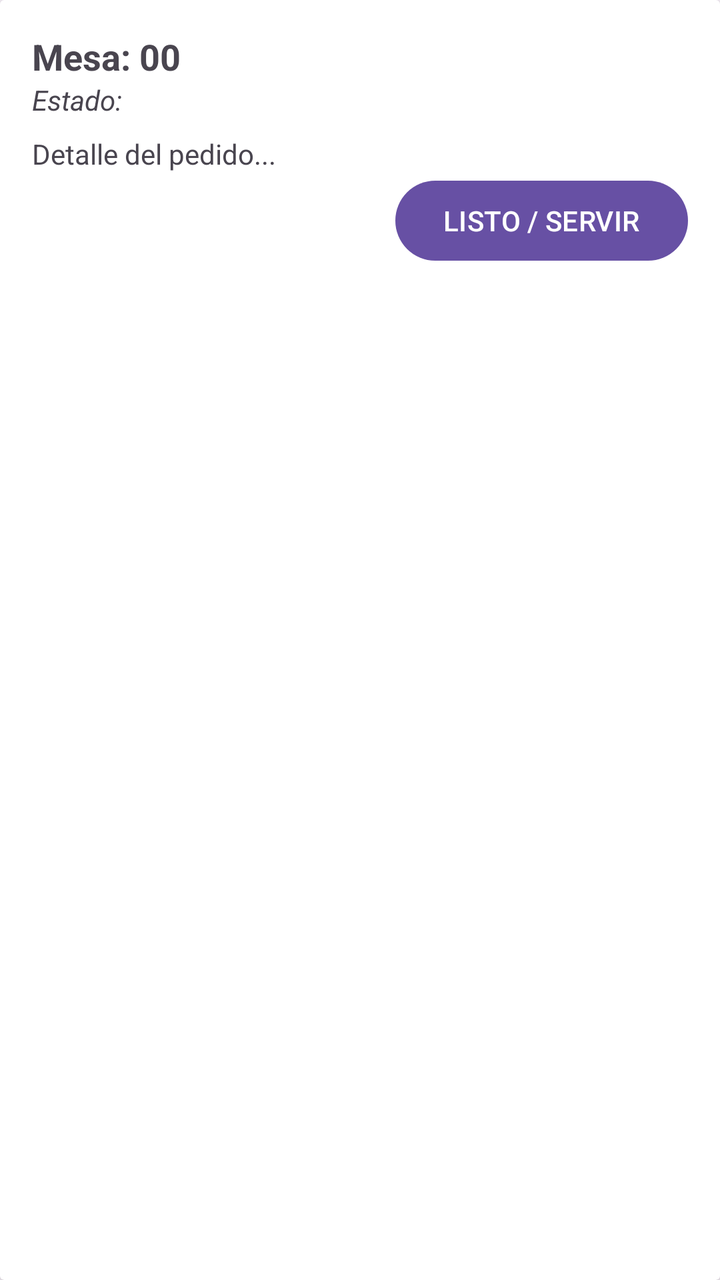
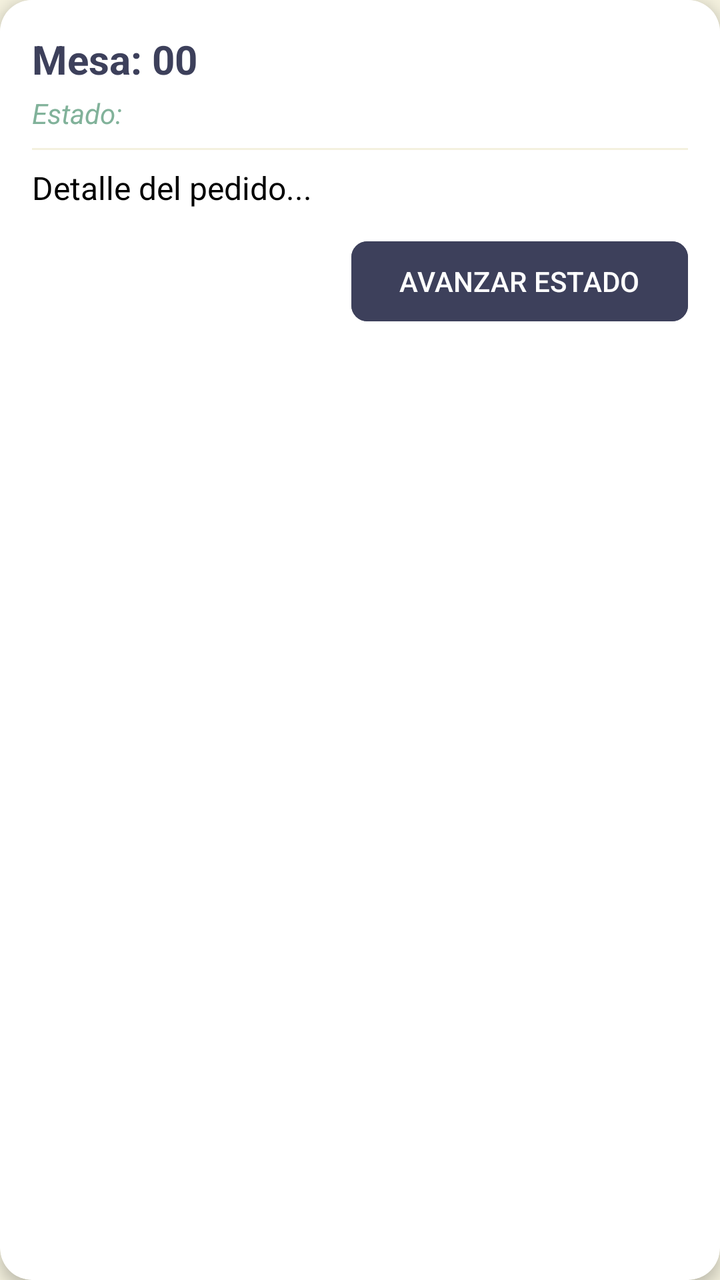

Screens rendered from an Android XML layout before and after an edit, with the pre-edit source and the edit as a unified diff.
<!-- AndroidManifest.xml: application theme Theme.Restaurante -->
<!-- res/layout/item_cocina.xml -->
<?xml version="1.0" encoding="utf-8"?>
<androidx.cardview.widget.CardView xmlns:android="http://schemas.android.com/apk/res/android"
    android:layout_width="match_parent"
    android:layout_height="wrap_content"
    android:layout_margin="8dp">

    <LinearLayout
        android:layout_width="match_parent"
        android:layout_height="wrap_content"
        android:orientation="vertical"
        android:padding="16dp">

        <TextView
            android:id="@+id/txtMesaCocina"
            android:layout_width="match_parent"
            android:layout_height="wrap_content"
            android:text="Mesa: 00"
            android:textStyle="bold"
            android:textSize="18sp" />

        <TextView
            android:id="@+id/txtEstadoPedidoCocina"
            android:layout_width="match_parent"
            android:layout_height="wrap_content"
            android:text="Estado: "
            android:textStyle="italic" />

        <TextView
            android:id="@+id/txtDetallePedidoCocina"
            android:layout_width="match_parent"
            android:layout_height="wrap_content"
            android:layout_marginTop="8dp"
            android:text="Detalle del pedido..." />

        <Button
            android:id="@+id/btnMarcarServido"
            android:layout_width="wrap_content"
            android:layout_height="wrap_content"
            android:layout_gravity="end"
            android:text="LISTO / SERVIR" />
    </LinearLayout>
</androidx.cardview.widget.CardView>
<!-- resources referenced by this layout -->
<resources>
  <style name="Theme.Restaurante" parent="Base.Theme.Restaurante" />
  <style name="Base.Theme.Restaurante" parent="Theme.Material3.DayNight.NoActionBar">
          
          
      </style>
</resources>

<!-- the commit's change to res/layout/item_cocina.xml (unified diff, before → after) -->
@@ -1,14 +1,18 @@
 <?xml version="1.0" encoding="utf-8"?>
 <androidx.cardview.widget.CardView xmlns:android="http://schemas.android.com/apk/res/android"
+    xmlns:app="http://schemas.android.com/apk/res-auto"
     android:layout_width="match_parent"
     android:layout_height="wrap_content"
-    android:layout_margin="8dp">
+    android:layout_margin="8dp"
+    app:cardCornerRadius="16dp"
+    app:cardElevation="4dp">
 
     <LinearLayout
         android:layout_width="match_parent"
         android:layout_height="wrap_content"
         android:orientation="vertical"
-        android:padding="16dp">
+        android:padding="16dp"
+        android:background="@color/white">
 
         <TextView
             android:id="@+id/txtMesaCocina"
@@ -16,27 +20,41 @@
             android:layout_height="wrap_content"
             android:text="Mesa: 00"
             android:textStyle="bold"
-            android:textSize="18sp" />
+            android:textSize="20sp"
+            android:textColor="@color/primary" />
 
         <TextView
             android:id="@+id/txtEstadoPedidoCocina"
             android:layout_width="match_parent"
             android:layout_height="wrap_content"
             android:text="Estado: "
-            android:textStyle="italic" />
+            android:textStyle="italic"
+            android:textColor="@color/secondary"
+            android:layout_marginTop="4dp" />
+
+        <View
+            android:layout_width="match_parent"
+            android:layout_height="1dp"
+            android:background="@color/background_app"
+            android:layout_marginVertical="8dp"/>
 
         <TextView
             android:id="@+id/txtDetallePedidoCocina"
             android:layout_width="match_parent"
             android:layout_height="wrap_content"
-            android:layout_marginTop="8dp"
-            android:text="Detalle del pedido..." />
+            android:text="Detalle del pedido..."
+            android:textColor="@color/black"
+            android:textSize="16sp" />
 
         <Button
             android:id="@+id/btnMarcarServido"
             android:layout_width="wrap_content"
             android:layout_height="wrap_content"
             android:layout_gravity="end"
-            android:text="LISTO / SERVIR" />
+            android:layout_marginTop="12dp"
+            android:text="AVANZAR ESTADO"
+            android:backgroundTint="@color/primary"
+            android:textColor="@color/white"
+            app:cornerRadius="8dp" />
     </LinearLayout>
 </androidx.cardview.widget.CardView>
<!-- resource entries referenced after the edit -->
@@ -1,9 +1,32 @@
 <!-- resources referenced by this layout -->
 <resources>
+  <color name="background_app">@color/eggshell</color>
+  <color name="black">#FF000000</color>
+  <color name="primary">@color/twilight_indigo</color>
+  <color name="secondary">@color/muted_teal</color>
+  <color name="white">#FFFFFFFF</color>
   <style name="Theme.Restaurante" parent="Base.Theme.Restaurante" />
+  <color name="eggshell">#F4F1DE</color>
+  <color name="twilight_indigo">#3D405B</color>
+  <color name="muted_teal">#81B29A</color>
   <style name="Base.Theme.Restaurante" parent="Theme.Material3.DayNight.NoActionBar">
-          
-          
+          <item name="colorPrimary">@color/primary</item>
+          <item name="colorOnPrimary">@color/white</item>
+          <item name="colorPrimaryContainer">@color/secondary</item>
+          <item name="colorOnPrimaryContainer">@color/white</item>
+  
+          <item name="colorSecondary">@color/accent</item>
+          <item name="colorOnSecondary">@color/white</item>
+          <item name="colorSecondaryContainer">@color/highlight</item>
+  
+          <item name="android:windowBackground">@color/background_app</item>
+          <item name="colorError">@color/accent</item>
+  
+          <item name="android:statusBarColor">@color/primary</item>
       </style>
+  <color name="accent">@color/burnt_peach</color>
+  <color name="highlight">@color/apricot_cream</color>
+  <color name="burnt_peach">#E07A5F</color>
+  <color name="apricot_cream">#F2CC8F</color>
 </resources>
 
